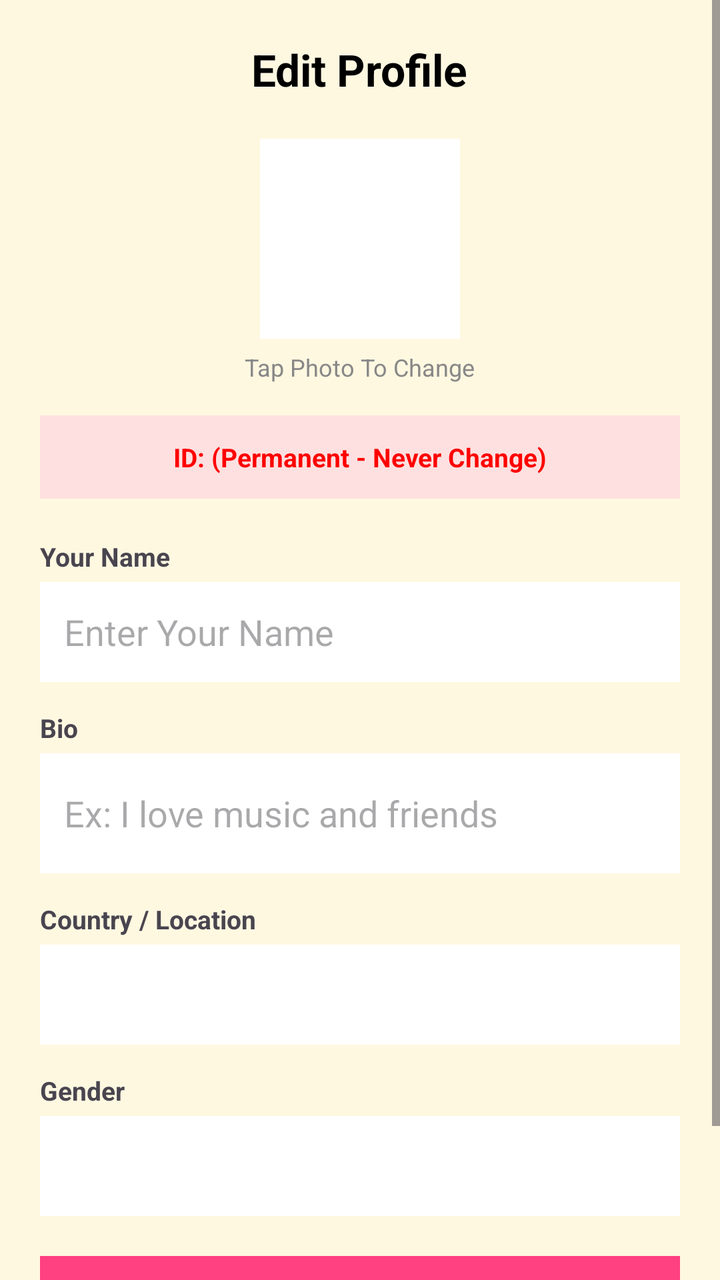
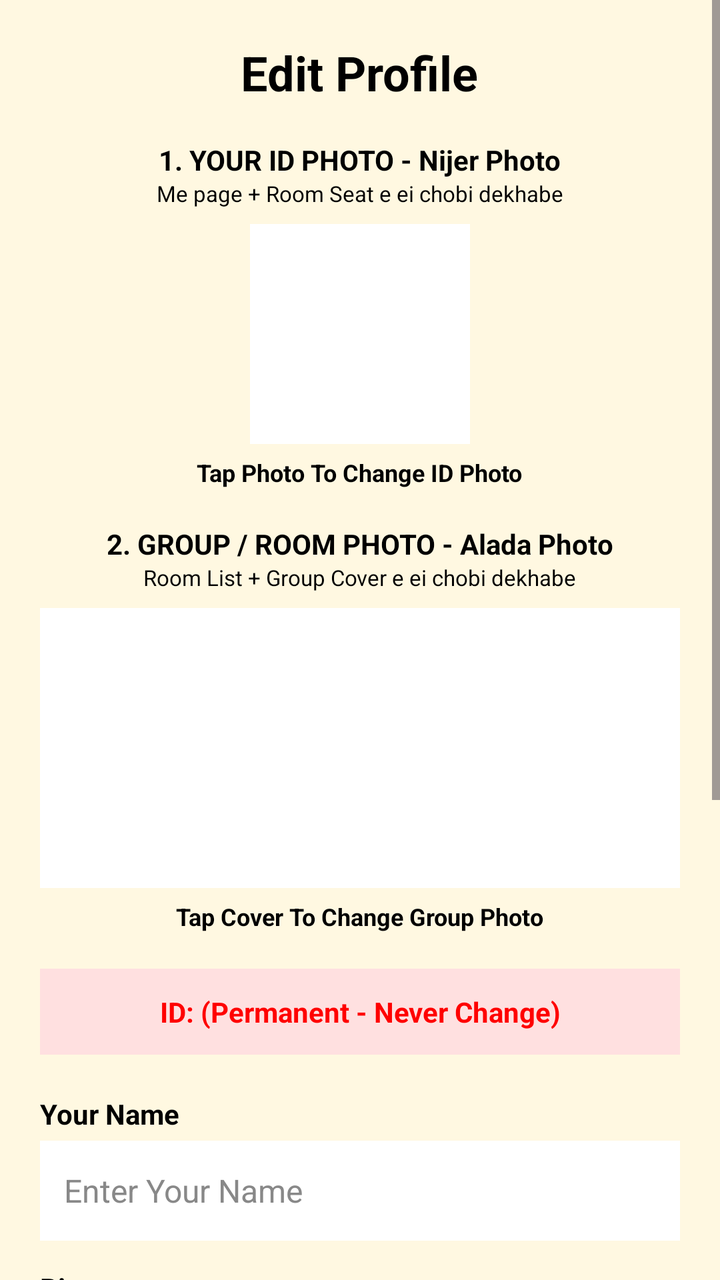

Compare the two renders of this Android layout. The source of the first and the diff that turns it into the second are given below.
<!-- AndroidManifest.xml: activity theme Theme.SRVoiceChat -->
<!-- res/layout/activity_edit_profile.xml -->
<?xml version="1.0" encoding="utf-8"?>
<ScrollView xmlns:android="http://schemas.android.com/apk/res/android"
android:layout_width="match_parent"
android:layout_height="match_parent"
android:background="#FFF8E1"
android:fillViewport="true">
<LinearLayout
android:layout_width="match_parent"
android:layout_height="wrap_content"
android:orientation="vertical"
android:padding="20dp">
<TextView
android:layout_width="wrap_content"
android:layout_height="wrap_content"
android:text="Edit Profile"
android:textSize="22sp"
android:textStyle="bold"
android:textColor="#000000"
android:layout_gravity="center"
android:layout_marginBottom="20dp" />
<ImageView
android:id="@+id/imgEditAvatar"
android:layout_width="100dp"
android:layout_height="100dp"
android:src="@android:drawable/sym_def_app_icon"
android:background="#FFFFFF"
android:layout_gravity="center" />
<TextView
android:layout_width="wrap_content"
android:layout_height="wrap_content"
android:text="Tap Photo To Change"
android:textSize="12sp"
android:textColor="#888888"
android:layout_gravity="center"
android:layout_marginTop="6dp"
android:layout_marginBottom="16dp" />
<TextView
android:id="@+id/txtShowId"
android:layout_width="match_parent"
android:layout_height="wrap_content"
android:text="ID: (Permanent - Never Change)"
android:textSize="13sp"
android:textStyle="bold"
android:textColor="#FF0000"
android:background="#FFE0E0"
android:padding="12dp"
android:gravity="center"
android:layout_marginBottom="20dp" />
<TextView
android:layout_width="wrap_content"
android:layout_height="wrap_content"
android:text="Your Name"
android:textSize="13sp"
android:textStyle="bold" />
<EditText
android:id="@+id/edtName"
android:layout_width="match_parent"
android:layout_height="50dp"
android:hint="Enter Your Name"
android:background="#FFFFFF"
android:padding="12dp"
android:layout_marginTop="4dp"
android:layout_marginBottom="14dp" />
<TextView
android:layout_width="wrap_content"
android:layout_height="wrap_content"
android:text="Bio"
android:textSize="13sp"
android:textStyle="bold" />
<EditText
android:id="@+id/edtBio"
android:layout_width="match_parent"
android:layout_height="60dp"
android:hint="Ex: I love music and friends"
android:background="#FFFFFF"
android:padding="12dp"
android:layout_marginTop="4dp"
android:layout_marginBottom="14dp" />
<TextView
android:layout_width="wrap_content"
android:layout_height="wrap_content"
android:text="Country / Location"
android:textSize="13sp"
android:textStyle="bold" />
<Spinner
android:id="@+id/spinnerCountry"
android:layout_width="match_parent"
android:layout_height="50dp"
android:background="#FFFFFF"
android:layout_marginTop="4dp"
android:layout_marginBottom="14dp" />
<TextView
android:layout_width="wrap_content"
android:layout_height="wrap_content"
android:text="Gender"
android:textSize="13sp"
android:textStyle="bold" />
<Spinner
android:id="@+id/spinnerGender"
android:layout_width="match_parent"
android:layout_height="50dp"
android:background="#FFFFFF"
android:layout_marginTop="4dp"
android:layout_marginBottom="20dp" />
<Button
android:id="@+id/btnSaveProfile"
android:layout_width="match_parent"
android:layout_height="55dp"
android:text="Save Profile"
android:textColor="#FFFFFF"
android:background="#FF4081"
android:textStyle="bold"
android:textSize="16sp" />
<TextView
android:layout_width="wrap_content"
android:layout_height="wrap_content"
android:text="Note: ID, Coins, Dollars never change on Edit."
android:textSize="11sp"
android:textColor="#888888"
android:layout_gravity="center"
android:layout_marginTop="10dp" />
</LinearLayout>
</ScrollView>
<!-- resources referenced by this layout -->
<resources>
  <style name="Theme.SRVoiceChat" parent="Theme.Material3.DayNight.NoActionBar">
          <item name="colorPrimary">#FF4081</item>
          <item name="android:statusBarColor">#FF4081</item>
          <item name="android:windowLightStatusBar">true</item>
      </style>
</resources>

<!-- the commit's change to res/layout/activity_edit_profile.xml (unified diff, before → after) -->
@@ -13,33 +13,83 @@ android:padding="20dp">
 android:layout_width="wrap_content"
 android:layout_height="wrap_content"
 android:text="Edit Profile"
-android:textSize="22sp"
+android:textSize="24sp"
 android:textStyle="bold"
 android:textColor="#000000"
 android:layout_gravity="center"
-android:layout_marginBottom="20dp" />
+android:layout_marginBottom="18dp" />
+<TextView
+android:layout_width="wrap_content"
+android:layout_height="wrap_content"
+android:text="1. YOUR ID PHOTO - Nijer Photo"
+android:textSize="14sp"
+android:textStyle="bold"
+android:textColor="#000000"
+android:layout_gravity="center" />
+<TextView
+android:layout_width="wrap_content"
+android:layout_height="wrap_content"
+android:text="Me page + Room Seat e ei chobi dekhabe"
+android:textSize="11sp"
+android:textColor="#000000"
+android:layout_gravity="center"
+android:layout_marginBottom="8dp" />
 <ImageView
 android:id="@+id/imgEditAvatar"
-android:layout_width="100dp"
-android:layout_height="100dp"
+android:layout_width="110dp"
+android:layout_height="110dp"
 android:src="@android:drawable/sym_def_app_icon"
 android:background="#FFFFFF"
 android:layout_gravity="center" />
 <TextView
 android:layout_width="wrap_content"
 android:layout_height="wrap_content"
-android:text="Tap Photo To Change"
+android:text="Tap Photo To Change ID Photo"
 android:textSize="12sp"
-android:textColor="#888888"
+android:textStyle="bold"
+android:textColor="#000000"
 android:layout_gravity="center"
 android:layout_marginTop="6dp"
-android:layout_marginBottom="16dp" />
+android:layout_marginBottom="18dp" />
+<TextView
+android:layout_width="wrap_content"
+android:layout_height="wrap_content"
+android:text="2. GROUP / ROOM PHOTO - Alada Photo"
+android:textSize="14sp"
+android:textStyle="bold"
+android:textColor="#000000"
+android:layout_gravity="center" />
+<TextView
+android:layout_width="wrap_content"
+android:layout_height="wrap_content"
+android:text="Room List + Group Cover e ei chobi dekhabe"
+android:textSize="11sp"
+android:textColor="#000000"
+android:layout_gravity="center"
+android:layout_marginBottom="8dp" />
+<ImageView
+android:id="@+id/imgRoomPhoto"
+android:layout_width="match_parent"
+android:layout_height="140dp"
+android:src="@android:drawable/sym_def_app_icon"
+android:background="#FFFFFF"
+android:scaleType="centerCrop" />
+<TextView
+android:layout_width="wrap_content"
+android:layout_height="wrap_content"
+android:text="Tap Cover To Change Group Photo"
+android:textSize="12sp"
+android:textStyle="bold"
+android:textColor="#000000"
+android:layout_gravity="center"
+android:layout_marginTop="6dp"
+android:layout_marginBottom="18dp" />
 <TextView
 android:id="@+id/txtShowId"
 android:layout_width="match_parent"
 android:layout_height="wrap_content"
 android:text="ID: (Permanent - Never Change)"
-android:textSize="13sp"
+android:textSize="14sp"
 android:textStyle="bold"
 android:textColor="#FF0000"
 android:background="#FFE0E0"
@@ -50,13 +100,17 @@ android:layout_marginBottom="20dp" />
 android:layout_width="wrap_content"
 android:layout_height="wrap_content"
 android:text="Your Name"
-android:textSize="13sp"
-android:textStyle="bold" />
+android:textSize="14sp"
+android:textStyle="bold"
+android:textColor="#000000" />
 <EditText
 android:id="@+id/edtName"
 android:layout_width="match_parent"
 android:layout_height="50dp"
 android:hint="Enter Your Name"
+android:textColor="#000000"
+android:textColorHint="#888888"
+android:textSize="16sp"
 android:background="#FFFFFF"
 android:padding="12dp"
 android:layout_marginTop="4dp"
@@ -65,13 +119,17 @@ android:layout_marginBottom="14dp" />
 android:layout_width="wrap_content"
 android:layout_height="wrap_content"
 android:text="Bio"
-android:textSize="13sp"
-android:textStyle="bold" />
+android:textSize="14sp"
+android:textStyle="bold"
+android:textColor="#000000" />
 <EditText
 android:id="@+id/edtBio"
 android:layout_width="match_parent"
 android:layout_height="60dp"
 android:hint="Ex: I love music and friends"
+android:textColor="#000000"
+android:textColorHint="#888888"
+android:textSize="16sp"
 android:background="#FFFFFF"
 android:padding="12dp"
 android:layout_marginTop="4dp"
@@ -80,8 +138,9 @@ android:layout_marginBottom="14dp" />
 android:layout_width="wrap_content"
 android:layout_height="wrap_content"
 android:text="Country / Location"
-android:textSize="13sp"
-android:textStyle="bold" />
+android:textSize="14sp"
+android:textStyle="bold"
+android:textColor="#000000" />
 <Spinner
 android:id="@+id/spinnerCountry"
 android:layout_width="match_parent"
@@ -93,8 +152,9 @@ android:layout_marginBottom="14dp" />
 android:layout_width="wrap_content"
 android:layout_height="wrap_content"
 android:text="Gender"
-android:textSize="13sp"
-android:textStyle="bold" />
+android:textSize="14sp"
+android:textStyle="bold"
+android:textColor="#000000" />
 <Spinner
 android:id="@+id/spinnerGender"
 android:layout_width="match_parent"
@@ -106,7 +166,7 @@ android:layout_marginBottom="20dp" />
 android:id="@+id/btnSaveProfile"
 android:layout_width="match_parent"
 android:layout_height="55dp"
-android:text="Save Profile"
+android:text="Save Profile - 1 Bar e Hobe"
 android:textColor="#FFFFFF"
 android:background="#FF4081"
 android:textStyle="bold"
@@ -114,9 +174,9 @@ android:textSize="16sp" />
 <TextView
 android:layout_width="wrap_content"
 android:layout_height="wrap_content"
-android:text="Note: ID, Coins, Dollars never change on Edit."
+android:text="Note: ID, Coins, Dollars never change. ID Photo ar Group Photo alada alada thakbe."
 android:textSize="11sp"
-android:textColor="#888888"
+android:textColor="#000000"
 android:layout_gravity="center"
 android:layout_marginTop="10dp" />
 </LinearLayout>
